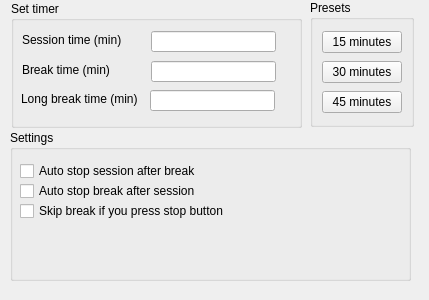
Above: settings.ui from notHisu/ThisIsTheRealPomodoro before the change. Below: the same form after it.
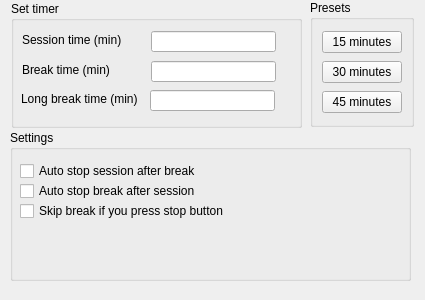
That is the form after the change.

What changed in the file:
```diff
--- a/settings.ui
+++ b/settings.ui
@@ -6,7 +6,7 @@
    <rect>
     <x>0</x>
     <y>0</y>
-    <width>429</width>
+    <width>425</width>
     <height>300</height>
    </rect>
   </property>
```
Left out of the diff: 12 changed lines with no effect on the pictures.
